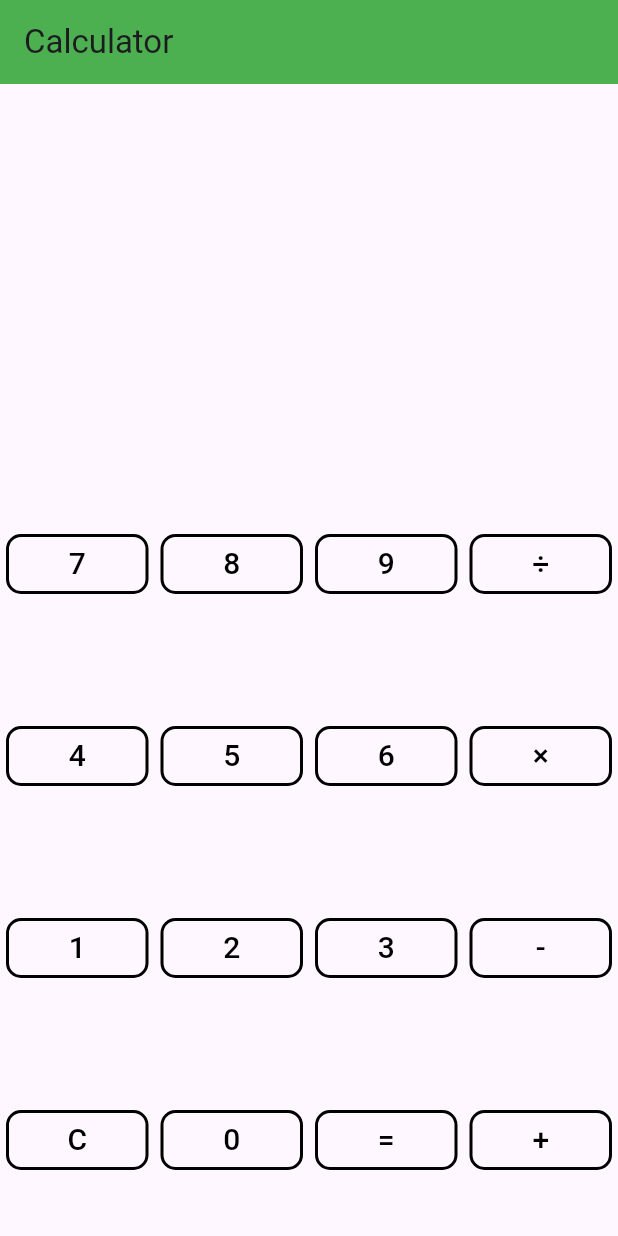
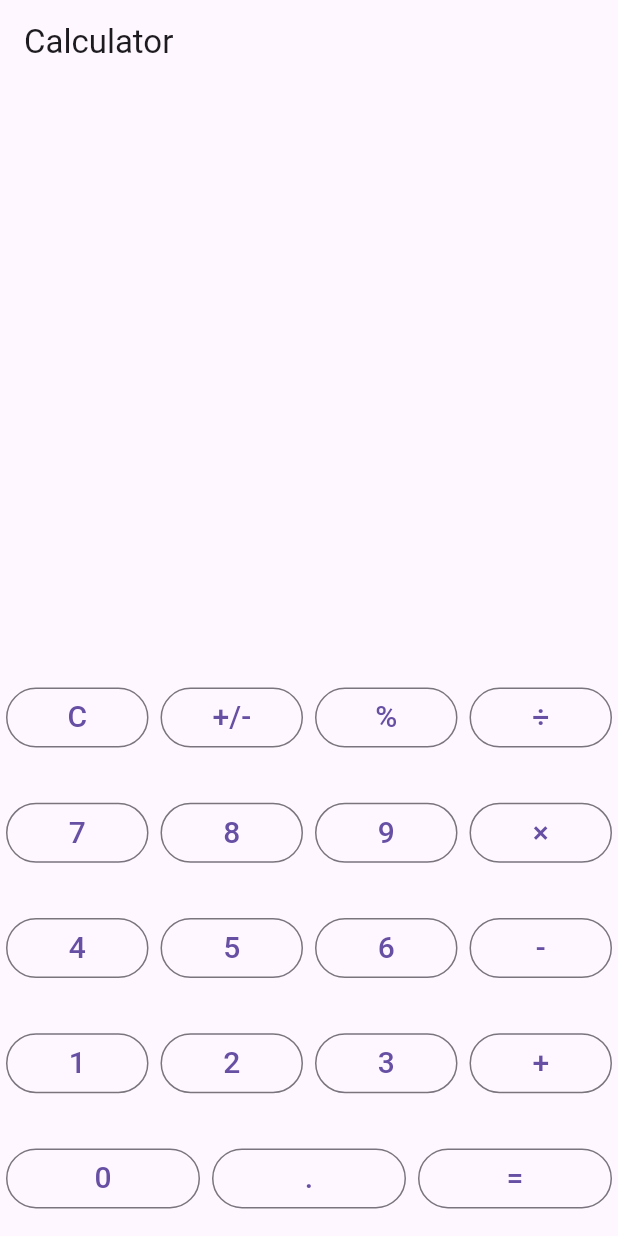
Before and after one commit to PapaMarakuja/Flutter-Study, a Flutter app: the screen it shows after launch, on a phone screen of 412 x 824 dp. Run offline on Flutter 3.47's test engine with Material 3 defaults, Android fonts, the phone set to English and light mode, and no system bars; missing offline and left inert: dart:ffi.

Commit message:
calculator6

```diff
--- a/lib/main.dart
+++ b/lib/main.dart
@@ -1,9 +1,11 @@
+import 'package:calculator/steps/CalculatorApp6/CalculatorView.dart';
 import 'package:calculator/steps/calculatorApp.dart';
 import 'package:calculator/steps/calculatorApp2.dart';
 import 'package:calculator/steps/calculatorApp3.dart';
 import 'package:calculator/steps/calculatorApp4.dart';
+import 'package:calculator/steps/calculatorApp5.dart';
 import 'package:flutter/material.dart';
 
 void main() {
-  runApp(CalculatorApp4());
+  runApp(CalculatorApp6());
 }
--- /dev/null
+++ b/lib/steps/CalculatorApp6/CalculatorController.dart
@@ -0,0 +1,17 @@
+import 'package:calculator/steps/CalculatorApp6/CalculatorModel.dart';
+
+class CalculatorController {
+  CalculatorModel model = CalculatorModel();
+  late Function() updateView;
+
+  buttonPressed(String buttonText) {
+    model.buttonPressed(buttonText);
+
+    updateView();
+  }
+
+  double get getNum1 => model.num1;
+  double get getNum2 => model.num2;
+  String get getOperand => model.operand;
+  String get getOutput => model.output;
+}
--- /dev/null
+++ b/lib/steps/CalculatorApp6/CalculatorView.dart
@@ -0,0 +1,116 @@
+import 'package:calculator/steps/CalculatorApp6/CalculatorController.dart';
+import 'package:calculator/steps/CalculatorApp6/components/outlinedButton.dart';
+import 'package:flutter/material.dart';
+
+class CalculatorApp6 extends StatelessWidget {
+  @override
+  Widget build(BuildContext context) {
+    return MaterialApp(
+      title: 'Calculadora',
+      home: Calculator(),
+    );
+  }
+}
+
+class Calculator extends StatefulWidget {
+  @override
+  _CalculatorState createState() => _CalculatorState();
+}
+
+class _CalculatorState extends State<Calculator> {
+  final CalculatorController controller = CalculatorController();
+  @override
+  Widget build(BuildContext context) {
+    controller.updateView = () {
+      setState(() {});
+    };
+
+    return Scaffold(
+      appBar: AppBar(
+        title: const Text('Calculator'),
+      ),
+      body: Column(
+        children: <Widget>[
+          Expanded(
+            child: Container(
+              padding: const EdgeInsets.all(24.0),
+              alignment: Alignment.bottomRight,
+              child: Text(
+                '${controller.getNum1 != 0 ? controller.getNum1 : ''} ${controller.getOperand.isNotEmpty ? controller.getOperand : ''} ${controller.getNum2 != 0 ? controller.getNum2 : ''} ',
+                style: const TextStyle(
+                    fontSize: 24.0, fontWeight: FontWeight.bold),
+              ),
+            ),
+          ),
+          Expanded(
+            child: Container(
+              padding: const EdgeInsets.all(24.0),
+              alignment: Alignment.bottomRight,
+              child: Text(
+                controller.getOutput,
+                style: const TextStyle(
+                    fontSize: 48.0, fontWeight: FontWeight.bold),
+              ),
+            ),
+          ),
+          Expanded(
+            flex: 2,
+            child: Column(
+              children: <Widget>[
+                Expanded(
+                  child: Row(
+                    children: <Widget>[
+                      buildButton('C', controller.buttonPressed),
+                      buildButton('+/-', controller.buttonPressed),
+                      buildButton('%', controller.buttonPressed),
+                      buildButton('÷', controller.buttonPressed),
+                    ],
+                  ),
+                ),
+                Expanded(
+                  child: Row(
+                    children: <Widget>[
+                      buildButton('7', controller.buttonPressed),
+                      buildButton('8', controller.buttonPressed),
+                      buildButton('9', controller.buttonPressed),
+                      buildButton('×', controller.buttonPressed),
+                    ],
+                  ),
+                ),
+                Expanded(
+                  child: Row(
+                    children: <Widget>[
+                      buildButton('4', controller.buttonPressed),
+                      buildButton('5', controller.buttonPressed),
+                      buildButton('6', controller.buttonPressed),
+                      buildButton('-', controller.buttonPressed),
+                    ],
+                  ),
+                ),
+                Expanded(
+                  child: Row(
+                    children: <Widget>[
+                      buildButton('1', controller.buttonPressed),
+                      buildButton('2', controller.buttonPressed),
+                      buildButton('3', controller.buttonPressed),
+                      buildButton('+', controller.buttonPressed),
+                    ],
+                  ),
+                ),
+                Expanded(
+                  child: Row(
+                    children: <Widget>[
+                      buildButton('0', controller.buttonPressed),
+                      buildButton('.', controller.buttonPressed),
+                      buildButton('=', controller.buttonPressed),
+                    ],
+                  ),
+                ),
+              ],
+            ),
+          ),
+        ],
+      ),
+    );
+  }
+}
--- /dev/null
+++ b/lib/steps/CalculatorApp6/components/outlinedButton.dart
@@ -0,0 +1,18 @@
+import 'package:flutter/material.dart';
+
+Widget buildButton(String buttonText, Function onPressed) {
+  return Expanded(
+    child: Padding(
+      padding: const EdgeInsets.all(4.0),
+      child: OutlinedButton(
+        onPressed: () {
+          onPressed(buttonText);
+        },
+        child: Text(
+          buttonText,
+          style: const TextStyle(fontSize: 20.0),
+        ),
+      ),
+    ),
+  );
+}
```
Also changed, not shown: lib/steps/CalculatorApp6/CalculatorModel.dart (added, +72 -0 lines), lib/steps/calculatorApp5.dart (added, +224 -0 lines).
